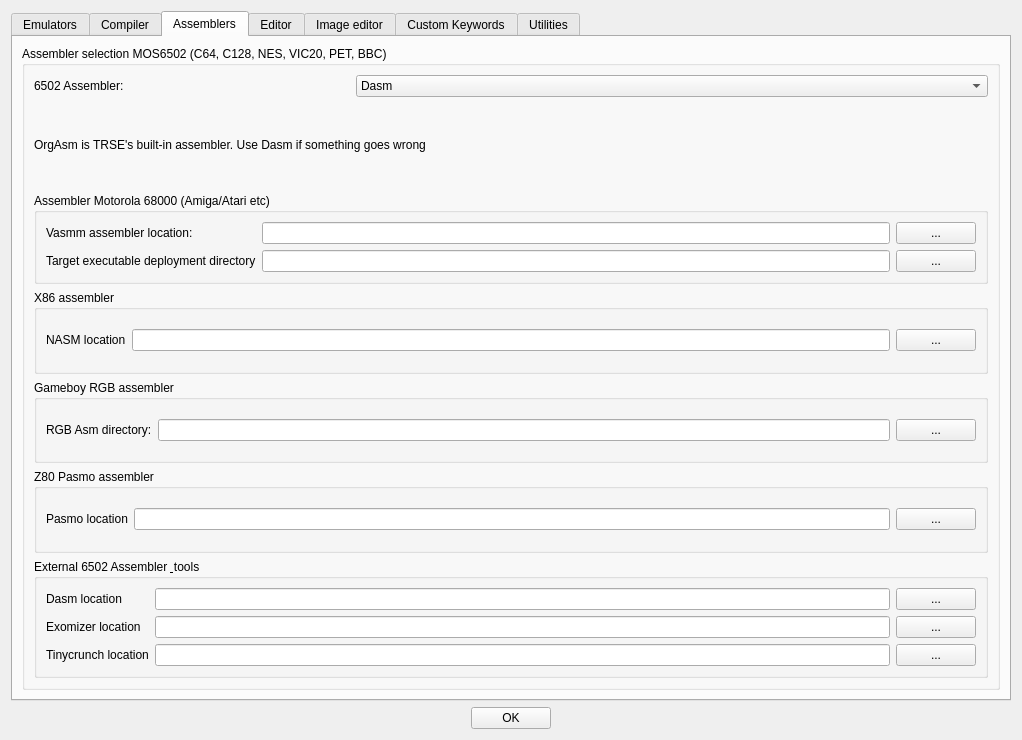
First picture: the form in source/dialogtrsesettings.ui, repository leuat/TRSE, before the edit.
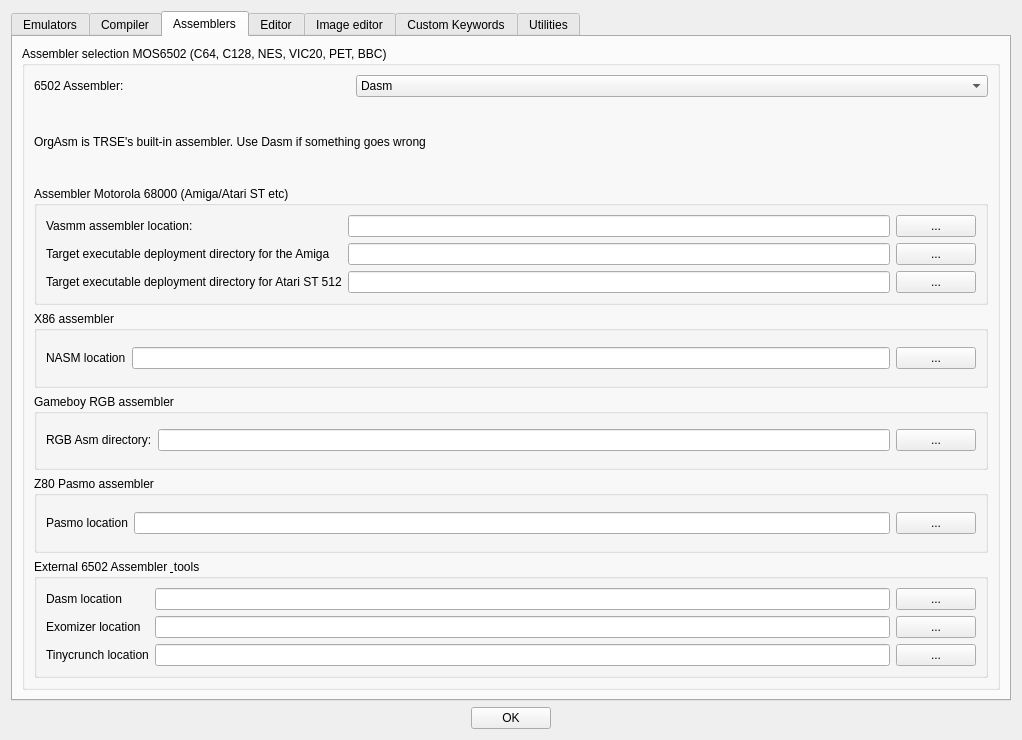
Second picture: the form after the edit. The open tabs and pages were chosen to show the change.

Diff of the .ui file:
```diff
--- a/source/dialogtrsesettings.ui
+++ b/source/dialogtrsesettings.ui
@@ -675,25 +675,11 @@
               <item row="2" column="0">
                <widget class="QGroupBox" name="groupBox_4">
                 <property name="title">
-                 <string>Assembler Motorola 68000 (Amiga/Atari etc)</string>
+                 <string>Assembler Motorola 68000 (Amiga/Atari ST etc)</string>
                 </property>
                 <layout class="QGridLayout" name="gridLayout_13">
                  <item row="0" column="0">
                   <layout class="QGridLayout" name="gridLayout_9">
-                   <item row="0" column="0">
-                    <widget class="QLabel" name="label_24">
-                     <property name="text">
-                      <string>Vasmm assembler location:</string>
-                     </property>
-                    </widget>
-                   </item>
-                   <item row="1" column="0">
-                    <widget class="QLabel" name="label_25">
-                     <property name="text">
-                      <string>Target executable deployment directory</string>
-                     </property>
-                    </widget>
-                   </item>
                    <item row="0" column="1">
                     <widget class="QLineEdit" name="leVasmm"/>
                    </item>
@@ -704,6 +690,20 @@
                      </property>
                     </widget>
                    </item>
+                   <item row="1" column="0">
+                    <widget class="QLabel" name="label_25">
+                     <property name="text">
+                      <string>Target executable deployment directory for the Amiga</string>
+                     </property>
+                    </widget>
+                   </item>
+                   <item row="0" column="0">
+                    <widget class="QLabel" name="label_24">
+                     <property name="text">
+                      <string>Vasmm assembler location:</string>
+                     </property>
+                    </widget>
+                   </item>
                    <item row="1" column="2">
                     <widget class="QPushButton" name="btn68kTargetDir">
                      <property name="text">
@@ -714,6 +714,23 @@
                    <item row="1" column="1">
                     <widget class="QLineEdit" name="le68kTargetDir"/>
                    </item>
+                   <item row="2" column="0">
+                    <widget class="QLabel" name="label_40">
+                     <property name="text">
+                      <string>Target executable deployment directory for Atari ST 512</string>
+                     </property>
+                    </widget>
+                   </item>
+                   <item row="2" column="1">
+                    <widget class="QLineEdit" name="le68kTargetDirAtariST"/>
+                   </item>
+                   <item row="2" column="2">
+                    <widget class="QPushButton" name="btn68kTargetDirAtariST">
+                     <property name="text">
+                      <string>...</string>
+                     </property>
+                    </widget>
+                   </item>
                   </layout>
                  </item>
                 </layout>
```
Left out of the diff: 2 changed lines with no effect on the pictures.
